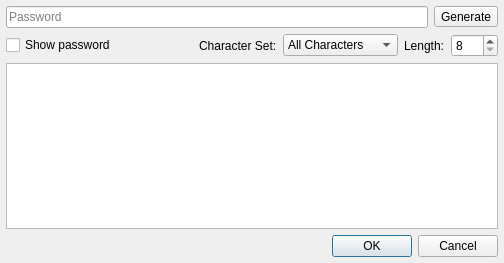
IJHack/QtPass, file src/passworddialog.ui: the form before one commit.
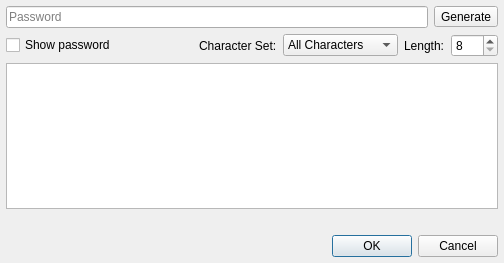
The form after the commit. Icons and pictures are not drawn.

```diff
--- a/src/passworddialog.ui
+++ b/src/passworddialog.ui
@@ -172,6 +172,19 @@
       <item>
        <widget class="QPlainTextEdit" name="plainTextEdit"/>
       </item>
+      <item>
+       <widget class="QLabel" name="statusLabel">
+        <property name="text">
+         <string/>
+        </property>
+        <property name="textFormat">
+         <enum>Qt::PlainText</enum>
+        </property>
+        <property name="wordWrap">
+         <bool>true</bool>
+        </property>
+       </widget>
+      </item>
       <item>
        <widget class="QDialogButtonBox" name="buttonBox">
         <property name="orientation">
```
